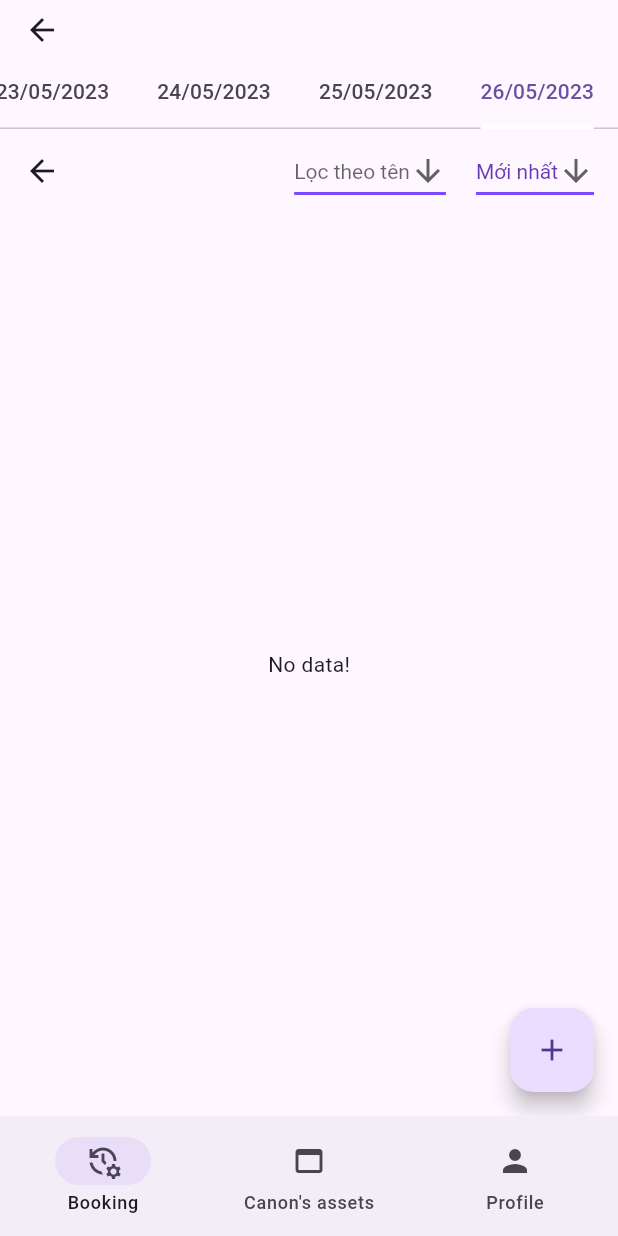
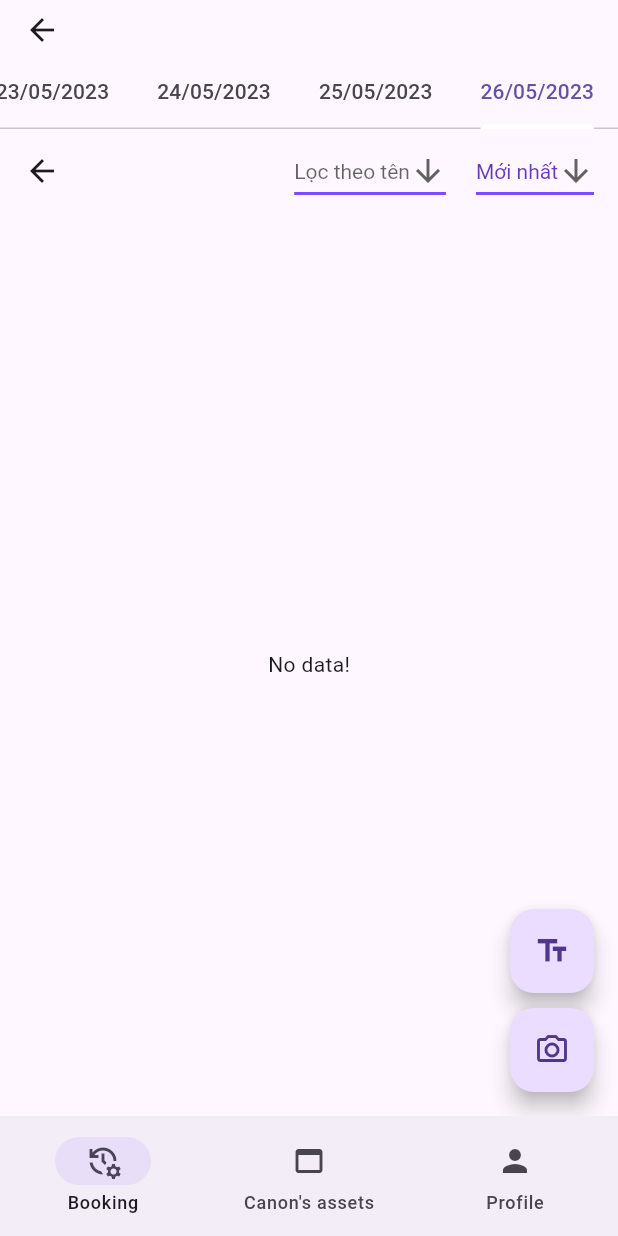
Before and after one commit to longdratech/asset_management, a Flutter app: the MyBooking screen opened by its route, on a phone screen of 412 x 824 dp. Run offline on Flutter 3.47's test engine with Material 2 defaults, Android fonts, the phone set to English and light mode, and no system bars; our stand-ins replace bloc, carousel_slider, cloud_firestore, equatable, firebase_auth, firebase_core and 1 more; missing offline and left inert: firebase_ui_auth, flutter_barcode_scanner; accounts and stored records are empty.

Commit message:
Update my_booking.dart

```diff
--- a/lib/screens/booking/my_booking.dart
+++ b/lib/screens/booking/my_booking.dart
@@ -25,7 +25,6 @@ import '../../constants/bookings_filter.dart';
 import '../../models/asset.dart';
 import '../../repositories/firestore_repository.dart';
 import '../assets/add_asset.dart';
-import 'package:flutter/foundation.dart' show kIsWeb;
 
 class MyBooking extends StatefulWidget {
   const MyBooking({super.key});
@@ -196,8 +195,7 @@ class _MyBookingState extends State<MyBooking> {
               },
             ),
           ),
-          floatingActionButton: kIsWeb
-              ? Column(
+          floatingActionButton: Column(
             mainAxisAlignment: MainAxisAlignment.end,
             children: [
               Padding(
@@ -270,13 +268,6 @@ class _MyBookingState extends State<MyBooking> {
                 child: const Icon(Icons.camera_alt_outlined),
               ),
             ],
-                )
-              : FloatingActionButton(
-                  heroTag: "camera",
-                  onPressed: ()  {
-
-                  },
-                  child: const Icon(Icons.add),
           ),
         ),
       ),
```
Lines whose indentation alone changed are shown as unchanged.
